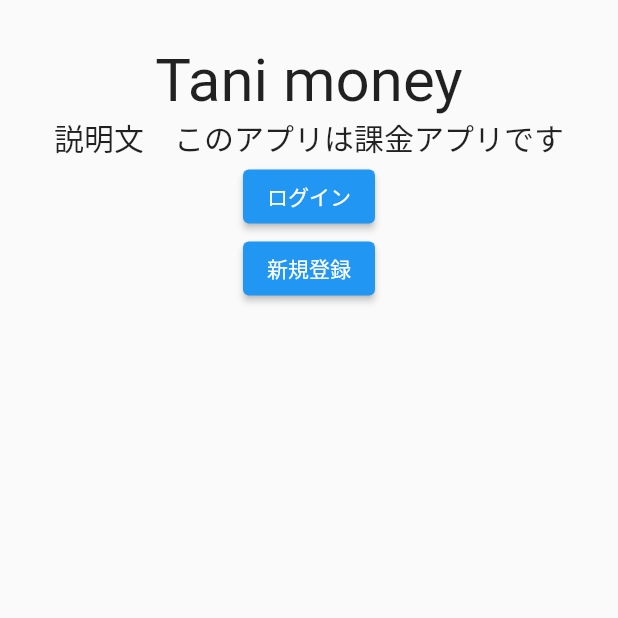
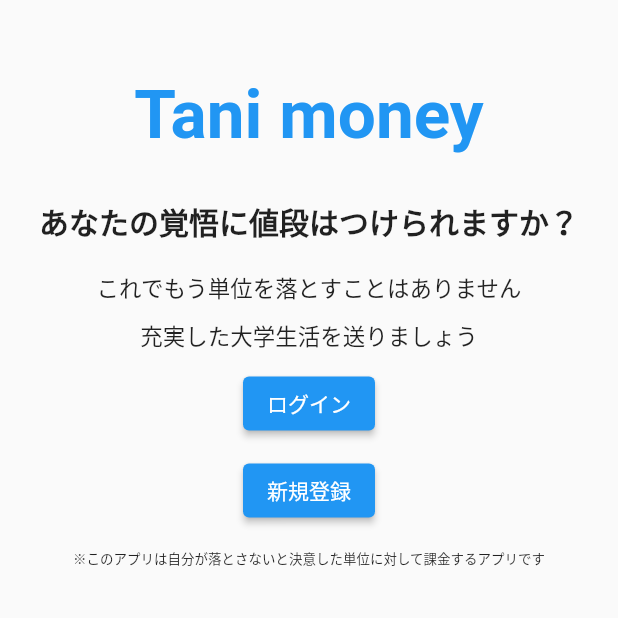
Before and after one commit to syunsuke1115/tani_money, a Flutter app: the screen it shows after launch, on a phone screen of 412 x 824 dp, the top half of it. Run offline on Flutter 3.47's test engine with Material 2 defaults, Android fonts, the phone set to English and light mode, and no system bars; our stand-ins replace cloud_firestore, firebase_auth, firebase_core, fluttertoast; accounts and stored records are empty.

Commit message:
chenged homescreen

```diff
--- a/lib/pages/HomeScreen.dart
+++ b/lib/pages/HomeScreen.dart
@@ -14,22 +14,70 @@ class _HomeScreenState extends State<HomeScreen> {
   @override
   Widget build(BuildContext context) {
     return Scaffold(
-      body:SafeArea(
+        body: SafeArea(
         child: Center(
         child: Column(
         children: [
         SizedBox(
+        height: 50,
+    ),
+    Text(
+    "Tani money",
+    style: TextStyle(
+    fontSize: 45,
+    color: Colors.blue,
+    fontWeight: FontWeight.bold,
+    ),
+    ),
+    SizedBox(
     height: 30,
     ),
-              Text("Tani money",style: TextStyle(fontSize: 40),),
-              Text("説明文　このアプリは課金アプリです",style: TextStyle(fontSize: 20),),
-              ElevatedButton(onPressed: ()=> startLogin(context), child: Text("ログイン")),
-              ElevatedButton(onPressed: ()=> startSignUp(context), child: Text("新規登録")),
+    Text(
+    "あなたの覚悟に値段はつけられますか？",
+    style: TextStyle(
+    fontSize: 20,
+    fontWeight: FontWeight.bold,
+    ),
+    ),
+    SizedBox(
+    height: 18,
+    ),
+    Text(
+    "これでもう単位を落とすことはありません",
+    style: TextStyle(
+    fontSize: 15,
+    ),
+    ),
+    SizedBox(
+    height: 10,
+    ),
+    Text(
+    "充実した大学生活を送りましょう",
+    style: TextStyle(
+    fontSize: 15,
+    ),
+    ),
+    SizedBox(
+    height: 10,
+    ),
+    ElevatedButton(
+    onPressed: () => startLogin(context), child: Text("ログイン")),
+    SizedBox(
+    height: 10,
+    ),
+    ElevatedButton(
+    onPressed: () => startSignUp(context), child: Text("新規登録")),
+    SizedBox(
+    height: 15,
+    ),
+    Text(
+    "※このアプリは自分が落とさないと決意した単位に対して課金するアプリです",
+    style: TextStyle(fontSize: 9),
+    )
     ],
     ),
     ),
-      )
-    );
+    ));
   }
   startLogin(BuildContext context) {
     Navigator.push(context, MaterialPageRoute(builder: (context) => LoginScreen()));
```
Lines whose indentation alone changed are shown as unchanged.
